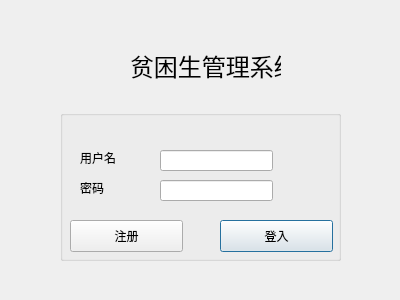
First picture: the form in Login.ui, repository doublepi123/PoorStudent, before the edit.
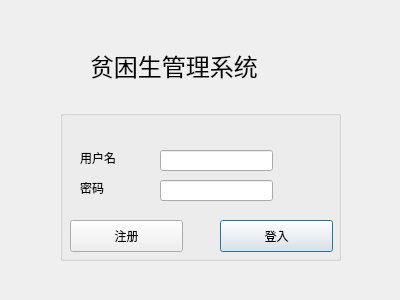
Second picture: the form after the edit.

```diff
--- a/Login.ui
+++ b/Login.ui
@@ -113,9 +113,9 @@
   <widget class="QLabel" name="label_3">
    <property name="geometry">
     <rect>
-     <x>130</x>
+     <x>90</x>
      <y>40</y>
-     <width>151</width>
+     <width>211</width>
      <height>51</height>
     </rect>
    </property>
```
Left out of the diff: 13 changed lines with no effect on the pictures.
